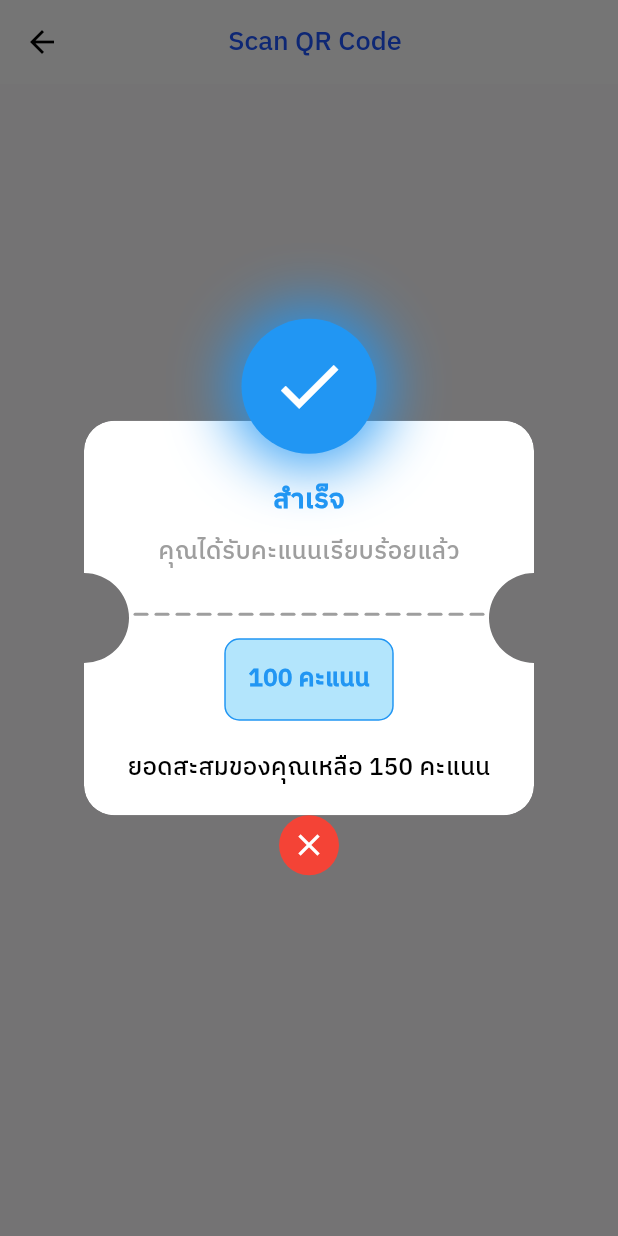
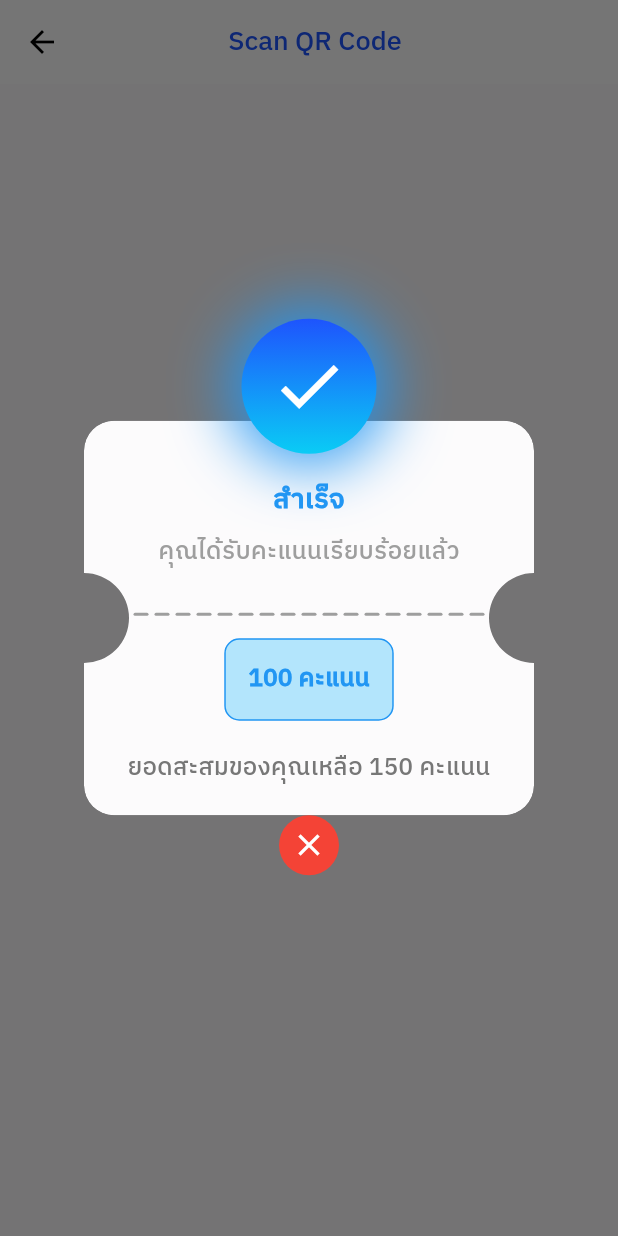
Before and after one commit to xbingsux/rimpa, a Flutter app: the HomeQRPage screen opened directly, after a tap on "Show Popup", on a phone screen of 412 x 824 dp. Run offline on Flutter 3.47's test engine with Material 3 defaults, Android fonts, the light colour scheme and no system bars; our stand-ins replace dio, get, intl_phone_field, shared_preferences; accounts and stored records are empty; network calls fail.

Commit message:
update template

```diff
--- a/mobile/lib/modules/views/home/home_main.dart
+++ b/mobile/lib/modules/views/home/home_main.dart
@@ -49,7 +49,9 @@ class _HomeMainPageState extends State<HomeMainPage> {
   Widget build(BuildContext context) {
     return Scaffold(
       appBar: AppBar(
-        backgroundColor: Colors.white,
+        automaticallyImplyLeading: false,
+        backgroundColor:
+            Theme.of(context).scaffoldBackgroundColor, // รองรับ Light/Dark Mode
         elevation: 0,
         title: Row(
           mainAxisAlignment: MainAxisAlignment.spaceBetween,
@@ -67,9 +69,11 @@ class _HomeMainPageState extends State<HomeMainPage> {
                 ),
                 SizedBox(width: 8),
                 Text(
-                  "Username",
-                  style: TextStyle(color: Colors.black, fontSize: 16),
-                ),
+                  'Username',
+                  style: Theme.of(context).textTheme.bodyMedium!.copyWith(
+                        fontSize: 16, // ปรับขนาดฟอนต์เป็น 16
+                      ),
+                )
               ],
             ),
             Icon(Icons.notifications_none, color: Colors.grey),
--- a/mobile/lib/widgets/popupdialog/popupeventpoint_dialog.dart
+++ b/mobile/lib/widgets/popupdialog/popupeventpoint_dialog.dart
@@ -1,4 +1,5 @@
 import 'package:flutter/material.dart';
+import '../../core/constant/app.constant.dart';
 
 class CustomDialog extends StatefulWidget {
   final BuildContext context;
@@ -23,7 +24,10 @@ class _CustomDialogState extends State<CustomDialog>
     )..forward(); // เริ่มอนิเมชั่นทันทีที่ Dialog เปิด
 
     _scaleAnimation = Tween(begin: 0.0, end: 1.0).animate(
-      CurvedAnimation(parent: _controller, curve: Curves.elasticOut), // ใช้ curve "elasticOut" เพื่อให้ดูเด้งขึ้น
+      CurvedAnimation(
+          parent: _controller,
+          curve:
+              Curves.elasticOut), // ใช้ curve "elasticOut" เพื่อให้ดูเด้งขึ้น
     );
   }
 
@@ -40,7 +44,8 @@ class _CustomDialogState extends State<CustomDialog>
         borderRadius: BorderRadius.circular(20),
       ),
       backgroundColor: Colors.transparent, // พื้นหลังของ Dialog โปร่งใส
-      child: ScaleTransition( // ใช้ ScaleTransition สำหรับอนิเมชั่นขยาย
+      child: ScaleTransition(
+        // ใช้ ScaleTransition สำหรับอนิเมชั่นขยาย
         scale: _scaleAnimation,
         child: Stack(
           clipBehavior: Clip.none,
@@ -51,7 +56,7 @@ class _CustomDialogState extends State<CustomDialog>
                   padding: EdgeInsets.all(20),
                   width: 300,
                   decoration: BoxDecoration(
-                    color: Colors.white, // พื้นหลังสีขาว
+                     color: Theme.of(context).cardColor, // ใช้สีจาก cardColor ของ theme
                     borderRadius: BorderRadius.circular(20),
                   ),
                   child: Column(
@@ -105,7 +110,7 @@ class _CustomDialogState extends State<CustomDialog>
                         "ยอดสะสมของคุณเหลือ 150 คะแนน",
                         style: TextStyle(
                           fontSize: 16,
-                          color: Colors.black, // สีดำ
+                          color: const Color.fromARGB(255, 119, 119, 119), // สีดำ
                         ),
                       ),
                     ],
@@ -156,8 +161,10 @@ class TicketClipper extends CustomClipper<Path> {
     path.addArc(Rect.fromCircle(center: Offset(0, size.height / 2), radius: 30),
         -1.5708, 3.1416);
     path.addArc(
-        Rect.fromCircle(center: Offset(size.width, size.height / 2), radius: 30),
-        1.5708, 3.1416);
+        Rect.fromCircle(
+            center: Offset(size.width, size.height / 2), radius: 30),
+        1.5708,
+        3.1416);
     path.fillType = PathFillType.evenOdd;
     return path;
   }
@@ -208,12 +215,23 @@ class _AnimatedPulseCircleState extends State<AnimatedPulseCircle>
                 ),
               ],
             ),
+            child: Container(
+              decoration: BoxDecoration(
+                shape: BoxShape.circle,
+                gradient:
+                    AppGradiant.gradientY_1, // ใช้ gradient จาก AppGradient
+              ),
               child: CircleAvatar(
-            radius: 45,
-            backgroundColor: Colors.blue,
-            child: Icon(Icons.check, color: Colors.white, size: 52),
+                radius: 45, // ขนาดของวงกลม
+                backgroundColor: Colors
+                    .transparent, // ทำให้พื้นหลังโปร่งใสเพื่อให้ใช้ Gradient
+                child: Icon(
+                  Icons.check,
+                  color: Colors.white,
+                  size: 52,
                 ),
-        );
+              ),
+            ));
       },
     );
   }
```
Lines whose indentation alone changed are shown as unchanged.
